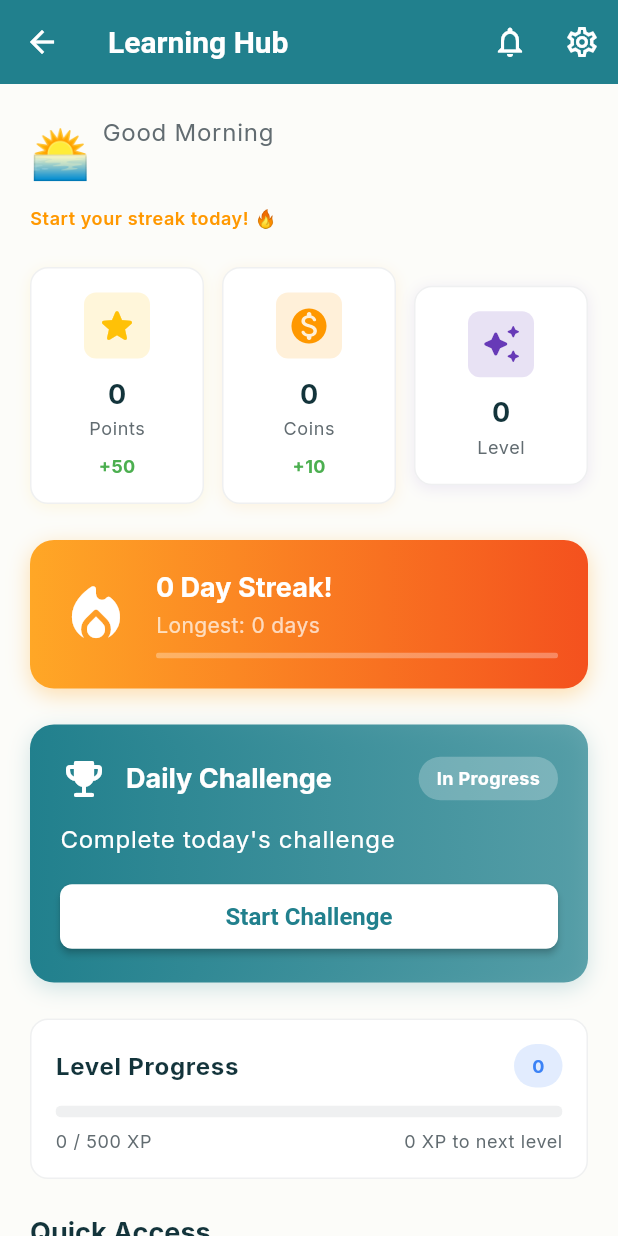
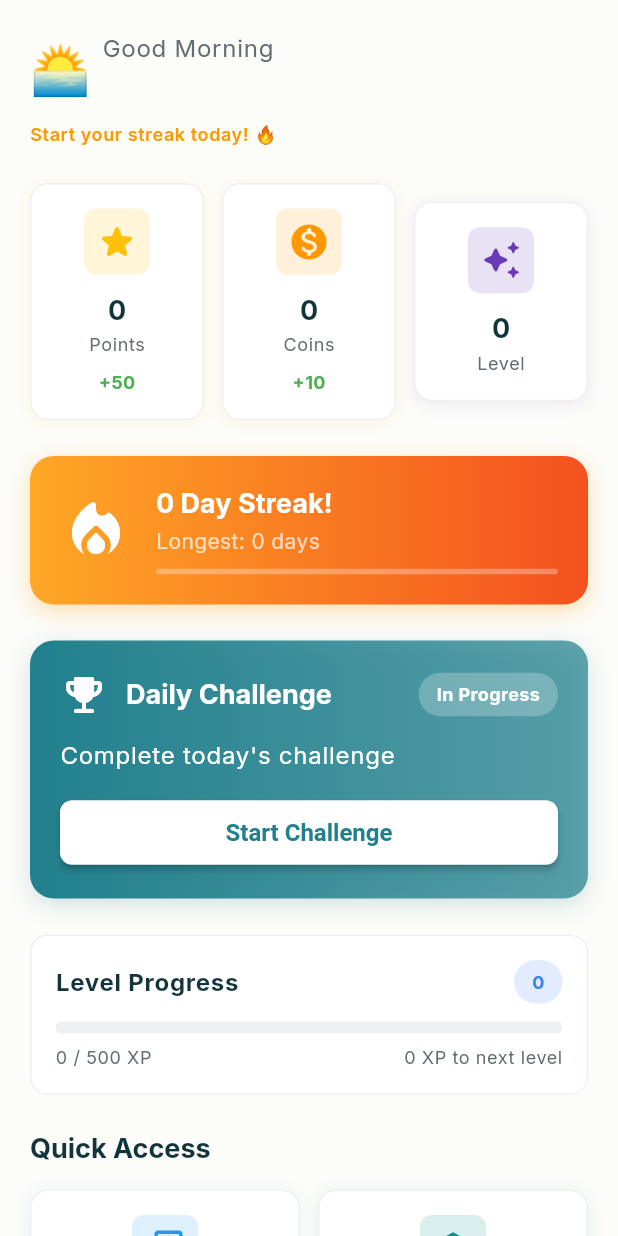
Before and after one commit to smone-jovan/learning_app, a Flutter app: the HomePage screen opened directly, on a phone screen of 412 x 824 dp. Run offline on Flutter 3.47's test engine with Material 3 defaults, Android fonts, the phone set to English and light mode, and no system bars; our stand-ins replace cloud_firestore, firebase_auth, firebase_core, firebase_storage, flutter_local_notifications, get and 3 more; accounts and stored records are empty; statements that could not run were skipped.

Commit message:
Fix double header: remove AppBar from HomePage

```diff
--- a/lib/presentation/home/home_page.dart
+++ b/lib/presentation/home/home_page.dart
@@ -12,24 +12,7 @@ class HomePage extends GetView<HomeController> {
   Widget build(BuildContext context) {
     return Scaffold(
       backgroundColor: AppColors.cream,
-      appBar: AppBar(
-        backgroundColor: AppColors.primary,
-        elevation: 0,
-        title: const Text('Learning Hub'),
-        centerTitle: false,
-        actions: [
-          IconButton(
-            icon: const Icon(Icons.notifications_outlined),
-            onPressed: controller.navigateToNotifications,
-            tooltip: 'Notifications',
-          ),
-          IconButton(
-            icon: const Icon(Icons.settings_outlined),
-            onPressed: controller.navigateToSettings,
-            tooltip: 'Settings',
-          ),
-        ],
-      ),
+      // ❌ HAPUS AppBar - sudah ada di MainPage
       body: Obx(
         () => controller.isLoading.value
             ? _buildLoadingState()
```
